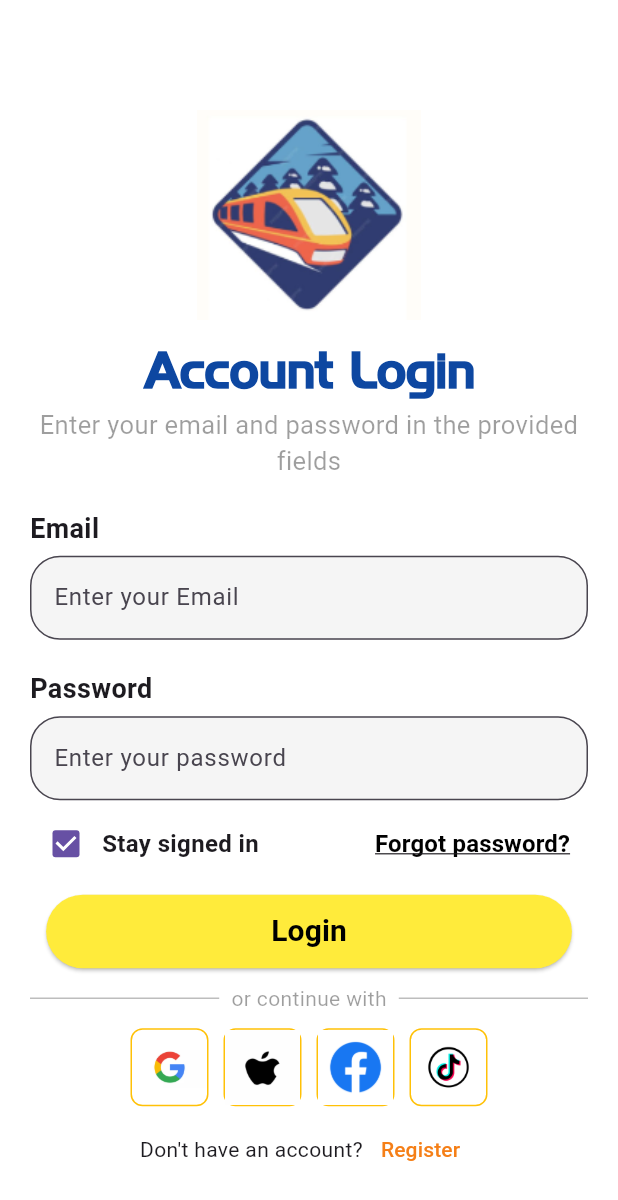
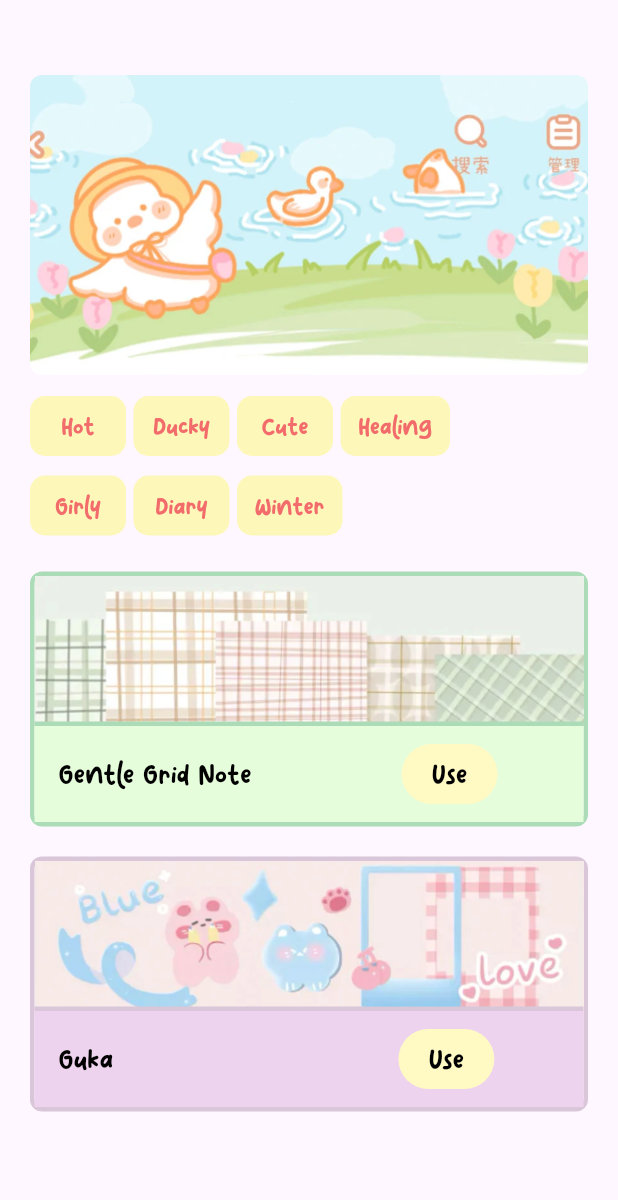
Before and after one commit to nhuuu2/MoviesGit, a Flutter app: the Screen1 screen opened directly, after a tap on "Login", on a phone screen of 412 x 824 dp. Shown: the top 1200 px of the screen. Run offline on Flutter 3.47's test engine with Material 3 defaults, Android fonts, the phone set to English and light mode, and no system bars.

Commit message:
init project

```diff
--- a/lib/screen/screen1.dart
+++ b/lib/screen/screen1.dart
@@ -1,5 +1,6 @@
 import 'package:flutter/cupertino.dart';
 import 'package:flutter/material.dart';
+import 'screen2.dart';
 
 class Screen1 extends StatelessWidget {
   const Screen1({super.key});
@@ -104,7 +105,7 @@ class Screen1 extends StatelessWidget {
 
         const SizedBox(height: 10),
           ElevatedButton(onPressed: (){
-
+            Navigator.push(context, MaterialPageRoute(builder: (context) => const Screen2()));
           },
           style: TextButton.styleFrom(
             foregroundColor: Colors.black,
--- /dev/null
+++ b/lib/screen/screen2.dart
@@ -0,0 +1,247 @@
+import 'package:chat_app/screen/screen3.dart';
+import 'package:flutter/cupertino.dart';
+import 'package:flutter/material.dart';
+
+class Screen2 extends StatelessWidget{
+  const Screen2({super.key});
+
+  @override
+  Widget build(BuildContext context) {
+    return Scaffold(
+      body: Padding(
+          padding: const EdgeInsets.fromLTRB(20, 50, 20, 10),
+          child: Column(
+              crossAxisAlignment: CrossAxisAlignment.stretch,
+              children: [ Container(
+                width: double.infinity,
+                height: 200.0,
+                decoration: BoxDecoration(
+                    borderRadius: BorderRadius.circular(8),
+                    image: const DecorationImage(
+                        image: AssetImage('assets/Screenshot 2024-11-27 200921.png'),
+                        fit: BoxFit.cover)
+                ),
+              ),
+                const SizedBox(height: 10),
+                Row(
+                  children: [
+                    TextButton(onPressed: () {},
+                        style: TextButton.styleFrom(
+                            foregroundColor: Color(0xFFF36C6C),
+                            backgroundColor: Color(0xFFFDF8BA),
+
+                            shape: RoundedRectangleBorder(
+                                borderRadius: BorderRadius.circular(10)
+                            )
+                        ),
+                        child: const Text('Hot', style: TextStyle(
+                            fontFamily: 'Puling'
+                        ),)),
+                    const SizedBox(width: 5),
+                    TextButton(onPressed: (){},
+                        style: TextButton.styleFrom(
+                            foregroundColor: Color(0xFFF36C6C),
+                            backgroundColor: Color(0xFFFDF8BA),
+
+                            shape: RoundedRectangleBorder(
+                                borderRadius: BorderRadius.circular(10)
+                            )
+                        ),
+                        child: const Text('Ducky',style: TextStyle(
+                            fontFamily: 'Puling', fontSize: 14
+                        ),)),
+                    const SizedBox(width: 5),
+                    TextButton(onPressed: (){},
+                        style: TextButton.styleFrom(
+                            foregroundColor: Color(0xFFF36C6C),
+                            backgroundColor: Color(0xFFFDF8BA),
+
+                            shape: RoundedRectangleBorder(
+                                borderRadius: BorderRadius.circular(10)
+                            )
+                        ),
+                        child: const Text('Cute', style: TextStyle(
+                            fontFamily: 'Puling', fontSize: 14
+                        ),)),
+                    const SizedBox(width: 5),
+                    TextButton(onPressed: (){},
+                        style: TextButton.styleFrom(
+                            foregroundColor: Color(0xFFF36C6C),
+                            backgroundColor: Color(0xFFFDF8BA),
+
+                            shape: RoundedRectangleBorder(
+                                borderRadius: BorderRadius.circular(10)
+                            )
+                        ),
+                        child: const Text('Healing', style: TextStyle(
+                            fontFamily: 'Puling', fontSize: 14
+                        ),)),
+                  ],
+                ),
+                const SizedBox(height: 5),
+                Row(
+                  children: [
+                    TextButton(onPressed: () {},
+                        style: TextButton.styleFrom(
+                            foregroundColor: Color(0xFFF36C6C),
+                            backgroundColor: Color(0xFFFDF8BA),
+
+                            shape: RoundedRectangleBorder(
+                                borderRadius: BorderRadius.circular(10)
+                            )
+                        ),
+                        child: const Text('Girly', style: TextStyle(
+                            fontFamily: 'Puling', fontSize: 14
+                        ),)),
+                    const SizedBox(width: 5),
+                    TextButton(onPressed: (){},
+                        style: TextButton.styleFrom(
+                            foregroundColor: Color(0xFFF36C6C),
+                            backgroundColor: Color(0xFFFDF8BA),
+
+                            shape: RoundedRectangleBorder(
+                                borderRadius: BorderRadius.circular(10)
+                            )
+                        ),
+                        child: const Text('Diary', style: TextStyle(
+                            fontFamily: 'Puling', fontSize: 14
+                        ),)),
+                    const SizedBox(width: 5),
+                    TextButton(onPressed: (){},
+                        style: TextButton.styleFrom(
+                            foregroundColor: Color(0xFFF36C6C),
+                            backgroundColor: Color(0xFFFDF8BA),
+
+                            shape: RoundedRectangleBorder(
+                                borderRadius: BorderRadius.circular(10)
+                            )
+                        ),
+                        child: const Text('Winter', style: TextStyle(
+                            fontFamily: 'Puling', fontSize: 14
+                        ),)),
+
+                  ],
+                ),
+                const SizedBox(height: 20),
+                Container(
+                  width: double.infinity,
+                  height: 170.0,
+                  decoration: BoxDecoration(
+                    border: Border.all(color: const Color(0xFFACDCB7), width: 3),
+                    borderRadius: BorderRadius.circular(8),
+                  ),
+                  child: Column(
+                    children: [
+
+                      Container(
+                        height: 100.0,
+                        decoration: const BoxDecoration(
+                          border: Border(
+                              bottom: BorderSide(
+                                  color:  Color(0xFFACDCB7), width: 3
+                              )
+                          ),
+                          image: DecorationImage(
+                            image: AssetImage('assets/Screenshot 2024-11-27 213108.png'),
+                            fit: BoxFit.cover,
+                          ),
+                        ),
+                      ),
+
+                      Expanded(
+                        child: Container(
+                          color: const Color(0xFFE6FDDB),
+                          width: double.infinity,
+                          padding: const EdgeInsets.symmetric(horizontal: 16, vertical: 10),
+                          child: Row(
+                            children: [
+                              const Text('Gentle Grid Note',
+                                style:
+                                TextStyle(fontFamily: 'Puling',color: Colors.black,fontSize: 16),),
+                              const SizedBox(width: 100.0),
+                              TextButton(onPressed: () {
+                                Navigator.push(context, MaterialPageRoute(builder: (context) => Screen3()));
+                              },
+                                  style: TextButton.styleFrom(
+                                      backgroundColor: Colors.yellow[100],
+                                      padding: const EdgeInsets.symmetric(
+                                        horizontal: 16,
+                                        vertical: 8,
+                                    ),
+
+                                  ),
+                                  child: const Text('Use', style:
+                                  TextStyle(fontFamily: 'Puling', color: Colors.black,fontSize: 16), )),
+                            ],
+                          ),
+                        ),
+                      ),
+                    ],
+                  ),
+                ),
+
+
+                const SizedBox(height: 20),
+                Container(
+                  width: double.infinity,
+                  height: 170.0,
+                  decoration: BoxDecoration(
+                      borderRadius: BorderRadius.circular(8.0),
+                      border: Border.all(
+                          color:  const Color(0xFFD9C6D9), width: 3
+                      )
+                  ),
+                  child: Column(
+                    children: [
+                      Container(
+                        height: 100.0,
+                        width: double.infinity,
+                        decoration: const BoxDecoration(
+                            border: Border(
+                                bottom: BorderSide(
+                                    color: Color(0xFFD9C6D9), width: 3
+                                )
+                            ),
+                            image: DecorationImage(
+                                image:AssetImage('assets/Screenshot 2024-11-28 081623.png'),
+                                fit: BoxFit.cover)
+                        ),
+                      ),
+                      Expanded(child:
+                      Container(
+                        color: const Color(0xFFEED3EE),
+                        width: double.infinity,
+                        padding: const EdgeInsets.symmetric(horizontal: 16, vertical: 10),
+                        child:  Row(
+                          children: [
+                            const Text('Guka', style:
+                            TextStyle(fontFamily: 'Puling',color: Colors.black,fontSize: 16),),
+                            const SizedBox(width: 190.0),
+                            TextButton(onPressed: () {},
+                                style: TextButton.styleFrom(
+                                    backgroundColor: Colors.yellow[100],
+                                    padding: const EdgeInsets.symmetric(
+                                      horizontal: 16,
+                                      vertical: 8,
+                                  ),
+
+                                ),
+                                child: const Text('Use',style:
+                                TextStyle(fontFamily: 'Puling', color: Colors.black,
+                                fontSize: 16),))
+
+
+                          ],
+                        ),
+                      ))
+                    ],
+                  ),
+                )
+
+              ]
+          )
+      ),
+    );
+  }
+
+}
--- /dev/null
+++ b/lib/screen/screen3.dart
@@ -0,0 +1,48 @@
+import 'package:flutter/cupertino.dart';
+import 'package:flutter/material.dart';
+
+class Screen3 extends StatelessWidget{
+  @override
+  Widget build(BuildContext context) {
+    return Scaffold(
+
+      appBar: AppBar(
+        title: const Text('Note'),
+        backgroundColor: Color(0xE89AF3F3),
+        actions: [
+          IconButton(onPressed: () {
+            debugPrint('Saved');
+          },
+              icon: const Icon(Icons.save))
+        ],
+      ),
+      body: Stack(
+        children: [
+          Container(
+            decoration: const BoxDecoration(
+              image: DecorationImage(image:
+              NetworkImage('https://toigingiuvedep.vn/wp-content/uploads/2022/03/hinh-nen-phong-canh-anime.jpg'),
+              fit: BoxFit.cover)
+            ),
+          ),
+          const Padding(
+          padding: EdgeInsets.all(16.0),
+          child: TextField(
+            keyboardType: TextInputType.multiline,
+            maxLines: null,
+            decoration: InputDecoration(
+                hintText: "Write note in here...",
+                border: OutlineInputBorder(),
+                filled: true,
+                fillColor: Color(0xFFF3F6D8)
+            ),
+            style: TextStyle(fontSize: 16),
+          ),
+          )
+
+        ],
+      ),
+    );
+  }
+
+}
--- a/pubspec.yaml
+++ b/pubspec.yaml
@@ -67,6 +67,8 @@ flutter:
     - assets/OIP.jpeg
     - assets/round-tiktok3350.logowik.com.webp
     - assets/idesign_logogg_1.jpg
+    - assets/Screenshot 2024-11-27 200921.png
+    - assets/Screenshot 2024-11-28 081623.png
   #   - images/a_dot_ham.jpeg
 
   #An image asset can refer to one or more resolution-specific "variants", see
@@ -98,3 +100,7 @@ flutter:
      - family: HighlandGothicFLF
        fonts:
         - asset: assets/fonts/HighlandGothicFLF.ttf
+
+     - family: Puling
+       fonts:
+        - asset: assets/fonts/Pulang.ttf
```
Also changed, not shown: assets/Screenshot 2024-11-27 200921.png (added), assets/Screenshot 2024-11-27 213108.png (added), assets/Screenshot 2024-11-28 081623.png (added), assets/fonts/Pulang.ttf (added).
